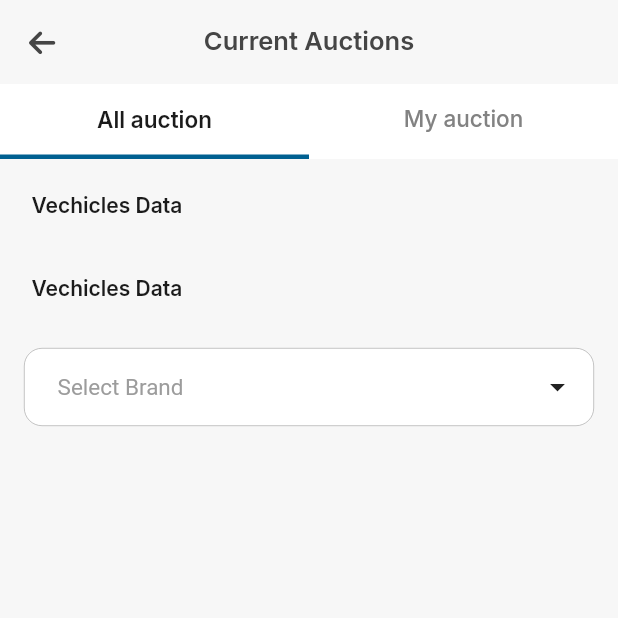
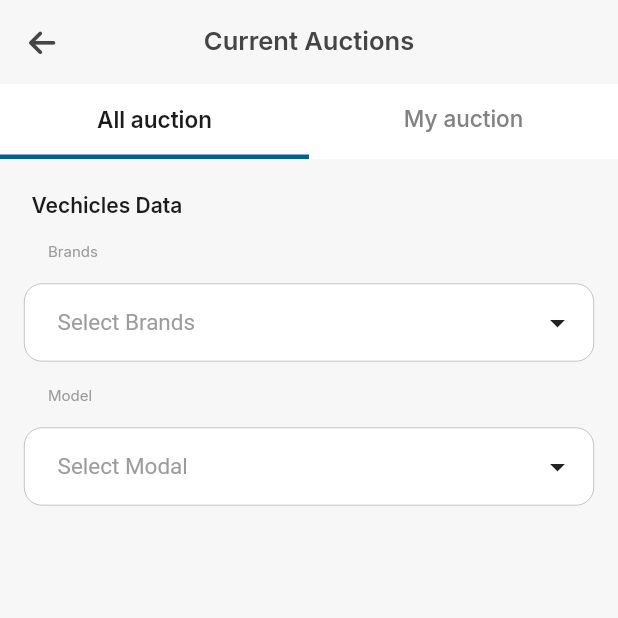
Before and after one commit to Moeez1999/revo_garage, a Flutter app: the screen it shows after launch, on a phone screen of 412 x 824 dp, the top half of it. Run offline on Flutter 3.47's test engine with Material 2 defaults, Android fonts, the light colour scheme and no system bars; drawn by our look-alikes of multi_dropdown; our stand-ins replace carousel_slider, flutter_spinkit, font_awesome_flutter, get, get_storage, google_fonts and 1 more.

Commit message:
in progreess filter screen

```diff
--- a/lib/views/bidding/bid_filterscreen.dart
+++ b/lib/views/bidding/bid_filterscreen.dart
@@ -66,7 +66,7 @@ class BidFilterScreen extends StatelessWidget {
                           height: 5,
                           width: Get.width / 2.0,
                           color: AppColors.whiteColor,
-                        )
+                        ),
                       ],
                     ),
                   ],
@@ -77,32 +77,50 @@ class BidFilterScreen extends StatelessWidget {
                 color: AppColors.textColor,
                 fontWeight: FontWeight.w600,
               ).marginOnly(top: 22, bottom: 16, left: 21, right: 16),
-              const MyText(
-                AppTexts.vechiclesData,
-                color: AppColors.textColor,
-                fontWeight: FontWeight.w600,
-              ).marginOnly(top: 22, bottom: 16, left: 21, right: 16),
+              commonDropdown([
+                const ValueItem(label: 'Option 1', value: '1'),
+                const ValueItem(label: 'Option 2', value: '2'),
+                const ValueItem(label: 'Option 3', value: '3'),
+                const ValueItem(label: 'Option 4', value: '4'),
+                const ValueItem(label: 'Option 5', value: '5'),
+                const ValueItem(label: 'Option 6', value: '6'),
+              ], _, "Brands", "Select Brands"),
+              commonDropdown([
+                const ValueItem(label: 'Option 1', value: '1'),
+                const ValueItem(label: 'Option 2', value: '2'),
+                const ValueItem(label: 'Option 3', value: '3'),
+                const ValueItem(label: 'Option 4', value: '4'),
+                const ValueItem(label: 'Option 5', value: '5'),
+                const ValueItem(label: 'Option 6', value: '6'),
+              ], _, "Model", "Select Modal")
+            ],
+          );
+        });
+  }
+
+  Widget commonDropdown(List<ValueItem> options, FilterscreenController _,
+      String title, String hintText) {
+    return Column(
+      crossAxisAlignment: CrossAxisAlignment.start,
+      children: [
+        MyText(title,
+                color: AppColors.textfieldLabelColor,
+                fontSize: 10,
+                fontWeight: FontWeight.w400)
+            .marginOnly(left: 32),
         Center(
             child: MultiSelectDropDown(
           backgroundColor: AppColors.whiteColor,
-                hint: "Select Brand",
+          hint: hintText,
           hintFontSize: 15,
           hintColor: AppColors.textfieldColor,
           selectedOptionTextColor: AppColors.blackColor,
           selectedOptionBackgroundColor: AppColors.transparentColor,
           optionsBackgroundColor: AppColors.transparentColor,
           onOptionSelected: (List<ValueItem> selectedOptions) {},
-                options: const <ValueItem>[
-                  ValueItem(label: 'Option 1', value: '1'),
-                  ValueItem(label: 'Option 2', value: '2'),
-                  ValueItem(label: 'Option 3', value: '3'),
-                  ValueItem(label: 'Option 4', value: '4'),
-                  ValueItem(label: 'Option 5', value: '5'),
-                  ValueItem(label: 'Option 6', value: '6'),
-                ],
+          options: options,
           selectionType: SelectionType.multi,
           chipConfig: const ChipConfig(wrapType: WrapType.wrap),
-
           dropdownHeight: 300,
           optionTextStyle:
               const TextStyle(fontSize: 16, color: AppColors.blackColor),
@@ -113,6 +131,5 @@ class BidFilterScreen extends StatelessWidget {
         )).marginAll(16)
       ],
     );
-        });
   }
 }
```
Lines whose indentation alone changed are shown as unchanged.
